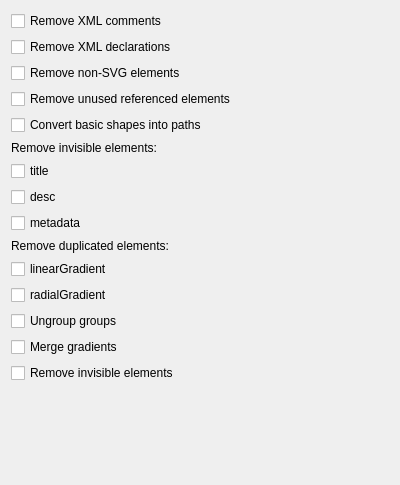
Old version of the form src/preferences/elementspage.ui in the repository RazrFalcon/svgcleaner-gui.
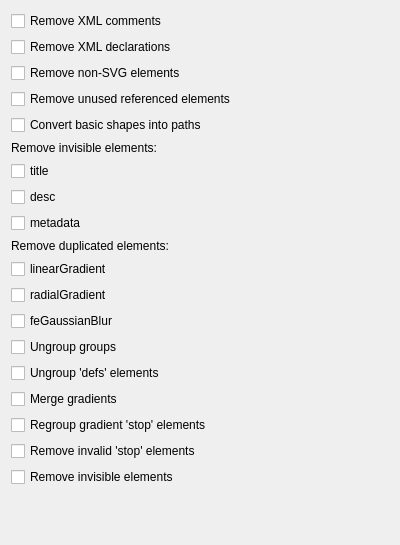
New version of the form.

The edit to the form file:
```diff
--- a/src/preferences/elementspage.ui
+++ b/src/preferences/elementspage.ui
@@ -7,7 +7,7 @@
     <x>0</x>
     <y>0</y>
     <width>400</width>
-    <height>485</height>
+    <height>545</height>
    </rect>
   </property>
   <property name="windowTitle">
@@ -104,6 +104,13 @@
        </property>
       </widget>
      </item>
+     <item>
+      <widget class="QCheckBox" name="chBoxRemoveDuplFeGaussianBlur">
+       <property name="text">
+        <string notr="true">feGaussianBlur</string>
+       </property>
+      </widget>
+     </item>
     </layout>
    </item>
    <item>
@@ -113,6 +120,13 @@
      </property>
     </widget>
    </item>
+   <item>
+    <widget class="QCheckBox" name="chBoxUngroupDefs">
+     <property name="text">
+      <string>Ungroup 'defs' elements</string>
+     </property>
+    </widget>
+   </item>
    <item>
     <widget class="QCheckBox" name="chBoxMergeGradients">
      <property name="text">
@@ -120,6 +134,20 @@
      </property>
     </widget>
    </item>
+   <item>
+    <widget class="QCheckBox" name="chBoxRegroupGradientStops">
+     <property name="text">
+      <string>Regroup gradient 'stop' elements</string>
+     </property>
+    </widget>
+   </item>
+   <item>
+    <widget class="QCheckBox" name="chBoxRemoveInvalidStops">
+     <property name="text">
+      <string>Remove invalid 'stop' elements</string>
+     </property>
+    </widget>
+   </item>
    <item>
     <widget class="QCheckBox" name="chBoxRmInvisible">
      <property name="text">
@@ -134,8 +162,8 @@
      </property>
      <property name="sizeHint" stdset="0">
       <size>
-       <width>20</width>
-       <height>40</height>
+       <width>1</width>
+       <height>1</height>
       </size>
      </property>
     </spacer>
```
